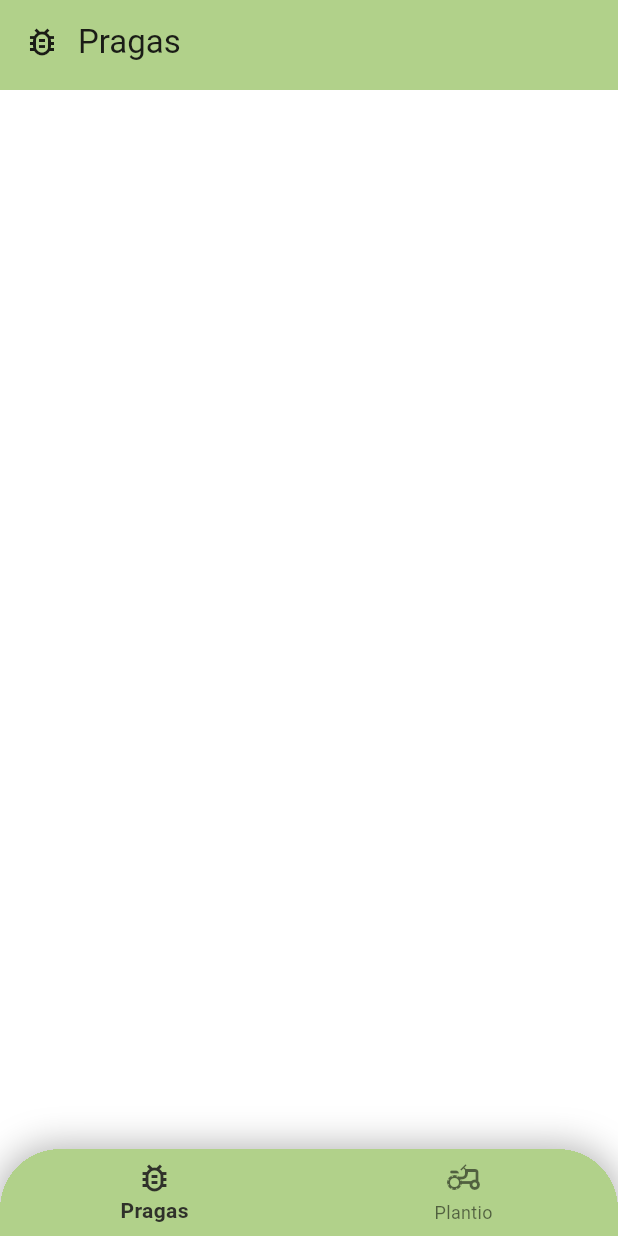
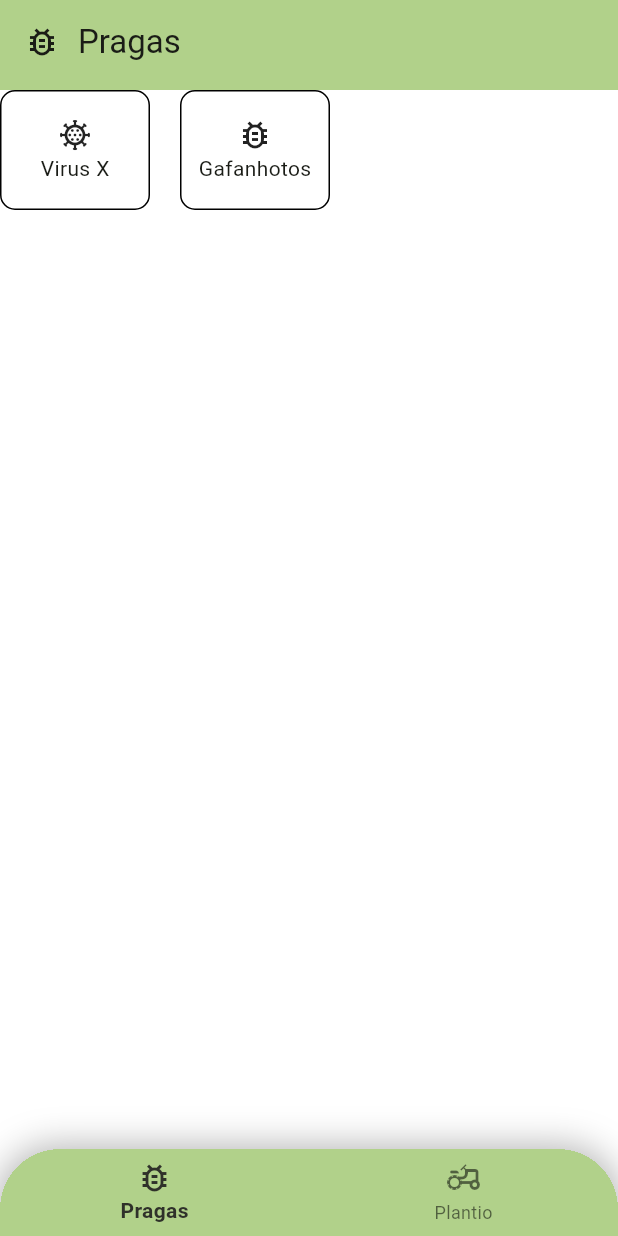
Before and after one commit to Scalco7/agro_info, a Flutter app: the screen it shows after launch, on a phone screen of 412 x 824 dp. Run offline on Flutter 3.47's test engine with Material 3 defaults, Android fonts, the phone set to English and light mode, and no system bars.

Commit message:
feat: init plague widget

```diff
--- a/lib/app/pages/plague/plague_page.dart
+++ b/lib/app/pages/plague/plague_page.dart
@@ -1,8 +1,13 @@
+import 'package:agro_info/app/common/models/plague.dart';
 import 'package:agro_info/app/common/widgets/app_bar.dart';
 import 'package:agro_info/app/common/widgets/bottom_navigation_bar.dart';
+import 'package:agro_info/app/pages/plague/widgets/plague_widget.dart';
 import 'package:flutter/material.dart';
 
-class PlaguePage extends StatelessWidget{
+var mockedPlague1 = Plague(classification: 'Doença', cientificName: "Nome cientifico", comumName: ["Virus X"], culture: []);
+var mockedPlague2 = Plague(classification: 'Insetos', cientificName: "Nome cientifico", comumName: ["Gafanhotos"], culture: []);
+
+class PlaguePage extends StatelessWidget {
   const PlaguePage({super.key});
 
   @override
@@ -11,6 +16,12 @@ class PlaguePage extends StatelessWidget{
       appBar: CustomAppBar(title: 'Pragas', icon: Icons.bug_report_outlined),
       backgroundColor: Colors.white,
       bottomNavigationBar: CustomBottomNavigationBar(),
+      body: Column(
+        children: [
+          Container(),
+          Flex(spacing: 20, direction: Axis.horizontal, children: [PlagueWidget(plague: mockedPlague1), PlagueWidget(plague: mockedPlague2)],),
+        ],
+      ),
     );
   }
 }
--- /dev/null
+++ b/lib/app/pages/plague/widgets/plague_widget.dart
@@ -0,0 +1,28 @@
+import 'package:agro_info/app/common/helpers/classification_map.dart';
+import 'package:agro_info/app/common/models/plague.dart';
+import 'package:flutter/material.dart';
+
+class PlagueWidget extends StatelessWidget {
+  final Plague plague;
+  const PlagueWidget({super.key, required this.plague});
+
+  @override
+  Widget build(BuildContext context) {
+    return Container(
+      width: 100,
+      height: 80,
+      decoration: BoxDecoration(
+        borderRadius: BorderRadius.all(Radius.circular(10)),
+        border: BoxBorder.all(color: Colors.black, width: 1),
+      ),
+      child: Column(
+        mainAxisAlignment: MainAxisAlignment.center,
+        crossAxisAlignment: CrossAxisAlignment.center,
+        children: [
+          Icon(classificationMap[plague.classification.toLowerCase()]),
+          Text(plague.comumName[0]),
+        ],
+      ),
+    );
+  }
+}
```
